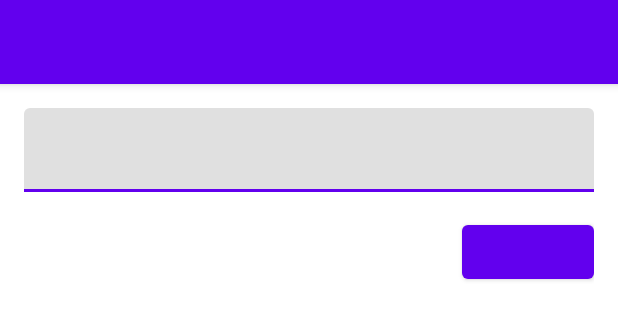
After one commit to JONTK123/ESTUDOS_PUC, an Android app: the layout activity_add_new_item.xml on its own in the app's theme, with its tools: preview values and no code run, on a phone screen of 412 x 824 dp. The commit adds this screen. Shown: the top 320 px of the screen. Run offline under Robolectric (Android 15) with nearby library versions, the phone set to English and light mode, and no system bars.

Commit message:
Tentativa 1, so fiz o 4

```diff
--- a/TREINOS SEMESTRE 3/BestBuyList/app/src/main/java/br/edu/puccampinas/bestbuylist/Item.kt
+++ b/TREINOS SEMESTRE 3/BestBuyList/app/src/main/java/br/edu/puccampinas/bestbuylist/Item.kt
@@ -6,7 +6,7 @@ import androidx.room.PrimaryKey
 
 @Entity
 data class Item (
-    @PrimaryKey val id: Int,
+    @PrimaryKey val id: Int?,
     @ColumnInfo(name="description") val description: String,
     @ColumnInfo(name="checked") val checked: Boolean
 )
--- /dev/null
+++ b/TREINOS SEMESTRE 3/BestBuyList/app/src/main/res/layout/activity_add_new_item.xml
@@ -0,0 +1,49 @@
+<?xml version="1.0" encoding="utf-8"?>
+<RelativeLayout xmlns:android="http://schemas.android.com/apk/res/android"
+    xmlns:app="http://schemas.android.com/apk/res-auto"
+    android:id="@+id/main"
+    android:layout_width="match_parent"
+    android:layout_height="match_parent"
+    android:background="@android:color/white">
+
+    <androidx.appcompat.widget.Toolbar
+        android:id="@+id/toolbar"
+        android:layout_width="match_parent"
+        android:layout_height="?attr/actionBarSize"
+        android:background="?attr/colorPrimary"
+        android:elevation="4dp"
+        android:theme="@style/ThemeOverlay.AppCompat.ActionBar"
+        app:title="@string/add_new_item" />
+
+    <LinearLayout
+        android:layout_width="match_parent"
+        android:layout_height="wrap_content"
+        android:layout_below="@id/toolbar"
+        android:orientation="vertical"
+        android:padding="16dp">
+
+        <com.google.android.material.textfield.TextInputLayout
+            android:id="@+id/tilDescription"
+            android:layout_width="match_parent"
+            android:layout_height="wrap_content"
+            android:hint="@string/description">
+
+            <com.google.android.material.textfield.TextInputEditText
+                android:id="@+id/etDescription"
+                android:layout_width="match_parent"
+                android:layout_height="wrap_content"
+                android:inputType="text" />
+
+        </com.google.android.material.textfield.TextInputLayout>
+
+        <Button
+            android:id="@+id/btnSave"
+            android:layout_width="wrap_content"
+            android:layout_height="wrap_content"
+            android:layout_gravity="end"
+            android:layout_marginTop="16dp"
+            android:text="@string/save" />
+
+    </LinearLayout>
+
+</RelativeLayout>
--- a/TREINOS SEMESTRE 3/BestBuyList/app/src/main/res/values/strings.xml
+++ b/TREINOS SEMESTRE 3/BestBuyList/app/src/main/res/values/strings.xml
@@ -1,3 +1,6 @@
 <resources>
     <string name="app_name">BestBuyList</string>
+    <string name="add_new_item" />
+    <string name="description" />
+    <string name="save" />
 </resources>
```
Also changed, not shown: TREINOS SEMESTRE 3/BestBuyList/app/src/main/AndroidManifest.xml (+9 -2 lines), TREINOS SEMESTRE 3/BestBuyList/app/src/main/java/br/edu/puccampinas/bestbuylist/AddNewItem.kt (added, +60 -0 lines), TREINOS SEMESTRE 3/BestBuyList/app/src/main/java/br/edu/puccampinas/bestbuylist/AppDatabase.kt (+20 -0 lines), TREINOS SEMESTRE 3/BestBuyList/app/src/main/java/br/edu/puccampinas/bestbuylist/BuyListActivity.kt (+42 -29 lines).
